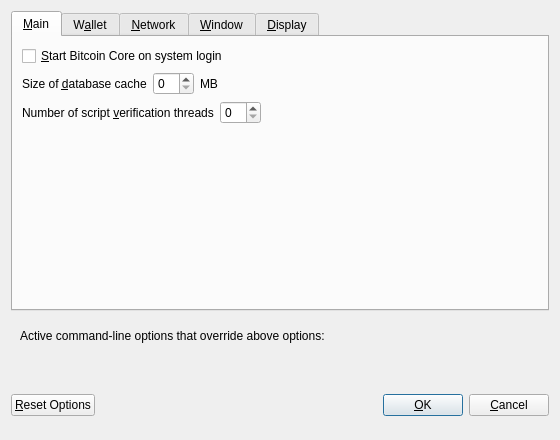
This is src/qt/forms/optionsdialog.ui in coinmenace/perfectcore as Qt 5 draws it before an edit. The edited form follows.
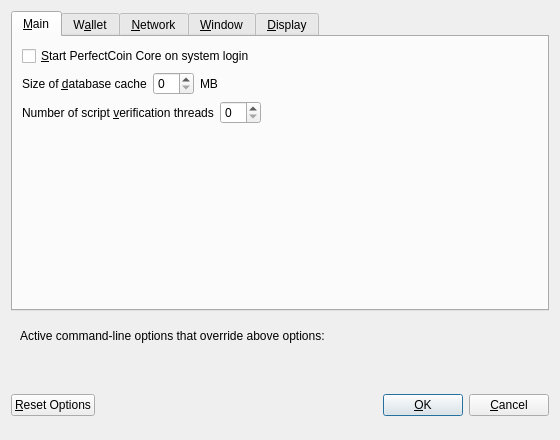
This is the edited form. The open tabs and pages were chosen to show the change. Custom widgets are drawn as their Qt base class.

Diff of the .ui file:
```diff
--- a/src/qt/forms/optionsdialog.ui
+++ b/src/qt/forms/optionsdialog.ui
@@ -33,7 +33,7 @@
           <string>Automatically start Bitcoin Core after logging in to the system.</string>
          </property>
          <property name="text">
-          <string>&amp;Start Bitcoin Core on system login</string>
+          <string>&amp;Start PerfectCoin Core on system login</string>
          </property>
         </widget>
        </item>
```
Left out of the diff: 2 changed lines with no effect on the pictures.
